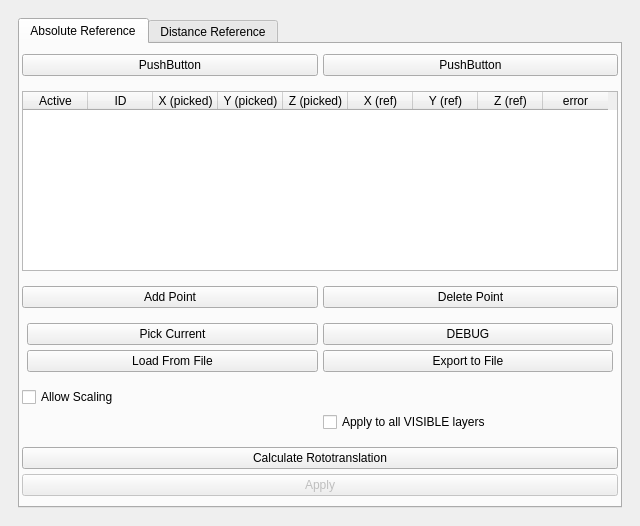
cnr-isti-vclab/meshlab, file src/plugins_experimental/edit_referencing/edit_referencingDialog.ui: the form before one commit.
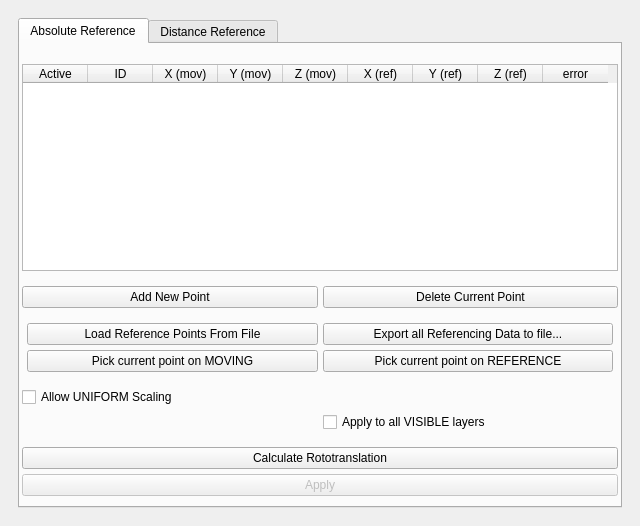
The form after the commit.

Commit message: edit_referencing ready for testing

Patch:
```diff
--- a/src/plugins_experimental/edit_referencing/edit_referencingDialog.ui
+++ b/src/plugins_experimental/edit_referencing/edit_referencingDialog.ui
@@ -65,20 +65,6 @@
             <property name="bottomMargin">
              <number>5</number>
             </property>
-            <item>
-             <widget class="QPushButton" name="pushButton_2">
-              <property name="text">
-               <string>PushButton</string>
-              </property>
-             </widget>
-            </item>
-            <item>
-             <widget class="QPushButton" name="pushButton">
-              <property name="text">
-               <string>PushButton</string>
-              </property>
-             </widget>
-            </item>
            </layout>
           </item>
           <item>
@@ -112,17 +98,17 @@
               </column>
               <column>
                <property name="text">
-                <string>X (picked)</string>
+                <string>X (mov)</string>
                </property>
               </column>
               <column>
                <property name="text">
-                <string>Y (picked)</string>
+                <string>Y (mov)</string>
                </property>
               </column>
               <column>
                <property name="text">
-                <string>Z (picked)</string>
+                <string>Z (mov)</string>
                </property>
               </column>
               <column>
@@ -163,14 +149,14 @@
             <item>
              <widget class="QPushButton" name="addLine">
               <property name="text">
-               <string>Add Point</string>
+               <string>Add New Point</string>
               </property>
              </widget>
             </item>
             <item>
              <widget class="QPushButton" name="delLine">
               <property name="text">
-               <string>Delete Point</string>
+               <string>Delete Current Point</string>
               </property>
              </widget>
             </item>
@@ -191,30 +177,36 @@
              <number>5</number>
             </property>
             <item row="0" column="0">
-             <widget class="QPushButton" name="pickCurrent">
-              <property name="text">
-               <string>Pick Current</string>
-              </property>
-             </widget>
-            </item>
-            <item row="1" column="1">
-             <widget class="QPushButton" name="exportToFile">
-              <property name="text">
-               <string>Export to File</string>
-              </property>
-             </widget>
-            </item>
-            <item row="1" column="0">
              <widget class="QPushButton" name="loadFromFile">
               <property name="text">
-               <string>Load From File</string>
+               <string>Load Reference Points From File</string>
+              </property>
+              <property name="checkable">
+               <bool>false</bool>
+              </property>
+              <property name="flat">
+               <bool>false</bool>
               </property>
              </widget>
             </item>
             <item row="0" column="1">
+             <widget class="QPushButton" name="exportToFile">
+              <property name="text">
+               <string>Export all Referencing Data to file...</string>
+              </property>
+             </widget>
+            </item>
+            <item row="1" column="0">
+             <widget class="QPushButton" name="pickCurrent">
+              <property name="text">
+               <string>Pick current point on MOVING</string>
+              </property>
+             </widget>
+            </item>
+            <item row="1" column="1">
              <widget class="QPushButton" name="buttonPickRef">
               <property name="text">
-               <string>DEBUG</string>
+               <string>Pick current point on REFERENCE</string>
               </property>
              </widget>
             </item>
@@ -231,7 +223,7 @@
             <item row="0" column="0">
              <widget class="QCheckBox" name="cbAllowScaling">
               <property name="text">
-               <string>Allow Scaling</string>
+               <string>Allow UNIFORM Scaling</string>
               </property>
              </widget>
             </item>
```
The commit also changes 3 other files.
